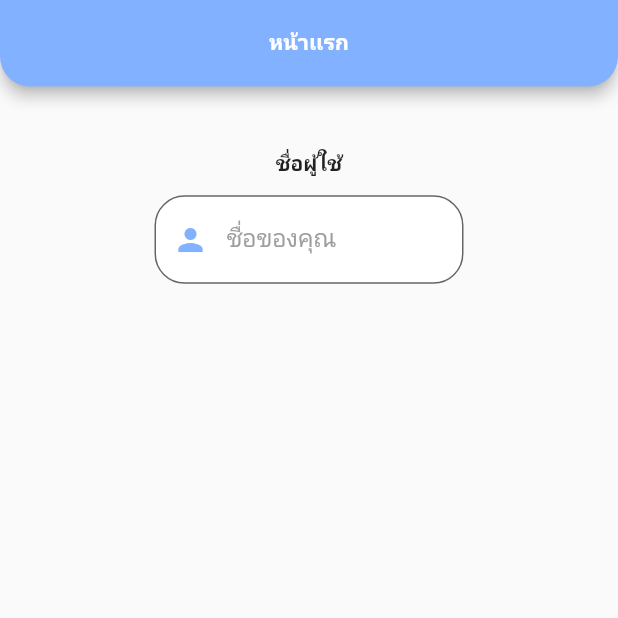
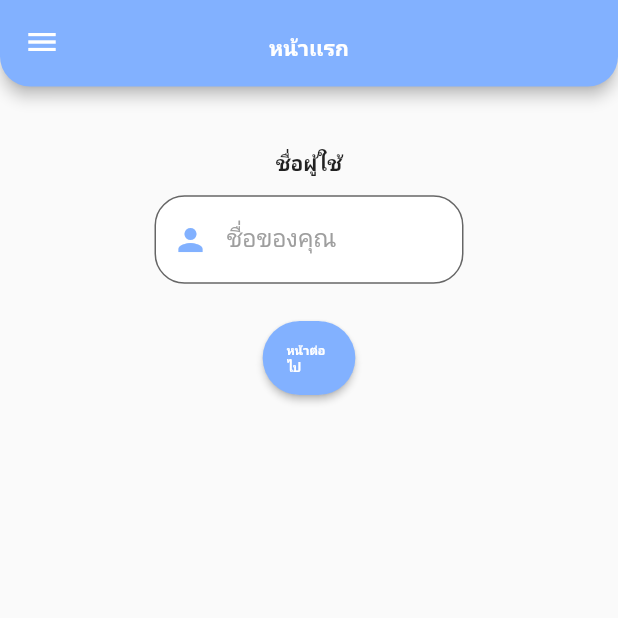
Before and after one commit to 64143131/project_work, a Flutter app: the screen it shows after launch, on a phone screen of 412 x 824 dp, the top half of it. Run offline on Flutter 3.47's test engine with Material 2 defaults, Android fonts, the phone set to English and light mode, and no system bars.

Commit message:
เพิ่มหน้า

```diff
--- a/lib/InputData/name_input.dart
+++ b/lib/InputData/name_input.dart
@@ -32,7 +32,7 @@ class _NameInputState extends State<NameInput> {
           Padding(
             padding: EdgeInsets.only(
               top: screenHeight * 0.015,
-              bottom: screenHeight * 0.3,
+              bottom: screenHeight * 0.03,
             ),
             child: TextField(
               cursorColor: Color(0xFF82B1FF),
--- /dev/null
+++ b/lib/homepage_screen.dart
@@ -0,0 +1,83 @@
+import 'package:flutter/material.dart';
+import 'package:project_work/InputData/name_input.dart';
+import 'package:project_work/second_screen.dart';
+
+class MyHomePage extends StatefulWidget {
+  const MyHomePage({Key? key}) : super(key: key);
+
+  @override
+  State<MyHomePage> createState() => _MyHomePageState();
+}
+
+class _MyHomePageState extends State<MyHomePage> {
+  TextEditingController nameController = TextEditingController();
+
+  @override
+  Widget build(BuildContext context) {
+    double screenHeight = MediaQuery.of(context).size.height;
+    double screenWidth = MediaQuery.of(context).size.width;
+
+    return Scaffold(
+      drawer: Drawer(
+          child: Column(
+        children: [
+          Text('data'),
+          Text('data'),
+        ],
+      )),
+      extendBodyBehindAppBar: true,
+      appBar: PreferredSize(
+        preferredSize: Size.fromHeight(screenHeight * 0.07),
+        child: AppBar(
+          backgroundColor: Color(0xFF82B1FF),
+          centerTitle: true,
+          title: Padding(
+            padding: EdgeInsets.only(top: screenHeight * 0.01),
+            child: Text(
+              'หน้าเเรก',
+              style: TextStyle(
+                  fontSize: screenWidth * 0.035, fontWeight: FontWeight.bold),
+            ),
+          ),
+          shape: const RoundedRectangleBorder(
+            borderRadius: BorderRadius.only(
+              bottomLeft: Radius.circular(20),
+              bottomRight: Radius.circular(20),
+            ),
+          ),
+        ),
+      ),
+      body: Column(
+        children: [
+          SizedBox(
+            height: screenHeight * 0.12,
+          ),
+          NameInput(nameController: nameController),
+          Container(
+            height: screenHeight * 0.06,
+            width: screenWidth * 0.15,
+            child: ElevatedButton(
+              onPressed: () {
+                Navigator.of(context).push(
+                    MaterialPageRoute(builder: (context) => SecondScreen()));
+              },
+              style: ElevatedButton.styleFrom(
+                primary: Color(0xFF82B1FF),
+                shape: RoundedRectangleBorder(
+                  borderRadius: BorderRadius.circular(100),
+                ),
+              ),
+              child: Text(
+                'หน้าต่อไป',
+                style: TextStyle(
+                    fontSize: screenWidth * 0.02,
+                    fontWeight: FontWeight.bold,
+                    color: Colors.white),
+              ),
+            ),
+          ),
+        ],
+      ),
+    );
+  }
+}
--- a/lib/main.dart
+++ b/lib/main.dart
@@ -1,5 +1,5 @@
 import 'package:flutter/material.dart';
-import 'package:project_work/home_page.dart';
+import 'package:project_work/homepage_screen.dart';
 
 void main() {
   runApp(const MyApp());
--- a/lib/home_page.dart
+++ b/lib/second_screen.dart
@@ -1,16 +1,13 @@
 import 'package:flutter/material.dart';
-import 'package:project_work/InputData/name_input.dart';
 
-class MyHomePage extends StatefulWidget {
-  const MyHomePage({Key? key}) : super(key: key);
+class SecondScreen extends StatefulWidget {
+  const SecondScreen({Key? key}) : super(key: key);
 
   @override
-  State<MyHomePage> createState() => _MyHomePageState();
+  State<SecondScreen> createState() => _SecondScreenState();
 }
 
-class _MyHomePageState extends State<MyHomePage> {
-  TextEditingController nameController = TextEditingController();
-
+class _SecondScreenState extends State<SecondScreen> {
   @override
   Widget build(BuildContext context) {
     double screenHeight = MediaQuery.of(context).size.height;
@@ -23,10 +20,13 @@ class _MyHomePageState extends State<MyHomePage> {
         child: AppBar(
           backgroundColor: Color(0xFF82B1FF),
           centerTitle: true,
-          title: Text(
-            'หน้าเเรก',
-            style: TextStyle(
-                fontSize: screenWidth * 0.035, fontWeight: FontWeight.bold),
+          title: Padding(
+            padding: EdgeInsets.only(top: screenHeight * 0.01),
+            child: Text(
+              'หน้าสอง',
+              style: TextStyle(
+                  fontSize: screenWidth * 0.035, fontWeight: FontWeight.bold),
+            ),
           ),
           shape: const RoundedRectangleBorder(
             borderRadius: BorderRadius.only(
@@ -36,14 +36,6 @@ class _MyHomePageState extends State<MyHomePage> {
           ),
         ),
       ),
-      body: Column(
-        children: [
-          SizedBox(
-            height: screenHeight * 0.12,
-          ),
-          NameInput(nameController: nameController),
-        ],
-      ),
     );
   }
 }
```
